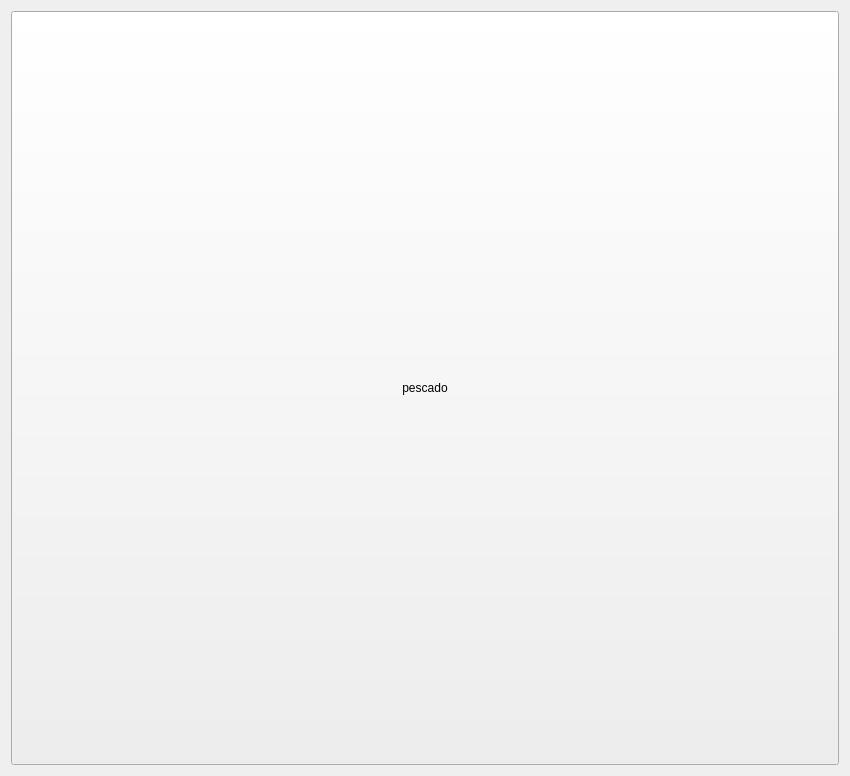
The window that SafeSpace/client/src/view/account/accountpage.ui (Svndda/CI-0123-PIRS-incomprendidos) describes before a commit, drawn with Qt 5.
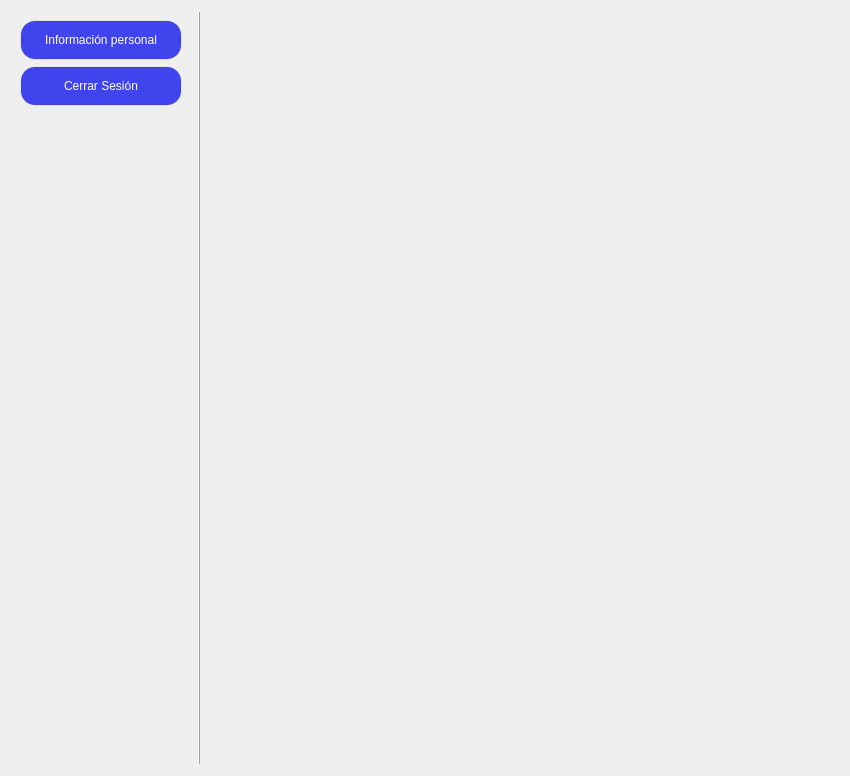
The same window after the commit. Custom widgets are drawn as their Qt base class.

Commit message: feat: Added menu buttons.

Diff of the .ui file:
```diff
--- a/SafeSpace/client/src/view/account/accountpage.ui
+++ b/SafeSpace/client/src/view/account/accountpage.ui
@@ -21,20 +21,219 @@
   </property>
   <layout class="QGridLayout" name="gridLayout">
    <item row="0" column="0">
-    <widget class="QPushButton" name="pushButton">
+    <widget class="QFrame" name="verticalFrame">
      <property name="sizePolicy">
       <sizepolicy hsizetype="Expanding" vsizetype="Expanding">
        <horstretch>0</horstretch>
        <verstretch>0</verstretch>
       </sizepolicy>
      </property>
-     <property name="text">
-      <string>pescado</string>
+     <property name="minimumSize">
+      <size>
+       <width>160</width>
+       <height>0</height>
+      </size>
      </property>
+     <property name="maximumSize">
+      <size>
+       <width>180</width>
+       <height>16777215</height>
+      </size>
+     </property>
+     <property name="frameShape">
+      <enum>QFrame::Shape::NoFrame</enum>
+     </property>
+     <layout class="QVBoxLayout" name="verticalLayout">
+      <item>
+       <widget class="Button" name="sensors_button">
+        <property name="sizePolicy">
+         <sizepolicy hsizetype="Expanding" vsizetype="Fixed">
+          <horstretch>0</horstretch>
+          <verstretch>0</verstretch>
+         </sizepolicy>
+        </property>
+        <property name="minimumSize">
+         <size>
+          <width>140</width>
+          <height>40</height>
+         </size>
+        </property>
+        <property name="maximumSize">
+         <size>
+          <width>200</width>
+          <height>40</height>
+         </size>
+        </property>
+        <property name="styleSheet">
+         <string notr="true">QPushButton {
+	border-radius: 15px;
+	padding: 5px;
+	background-color: rgb(64, 68, 237);
+	color: white;
+	border: 2px solid rgba(0, 0, 0, 10); /* Borde tenue */
+}
+
+QPushButton:hover {
+  background-color: rgb(90, 90, 255);    /* Fondo al pasar el mouse */
+  color: white;                /* Color del texto al pasar el mouse */
+}
+
+QPushButton:pressed {
+  background-color: rgb(51, 55, 188)     /* Fondo al presionar */
+  color: white;                /* Color del texto al presionar */
+}
+
+QPushButton:disabled {
+  background-color: rgb(39, 39, 43);     /* Fondo deshabilitado */
+  color: #7f8c8d;                /* Color del texto deshabilitado */
+}
+
+QPushButton:checked {
+  background-color: #27ae60;     /* Fondo cuando está checkable y activado */
+  color: #ecf0f1;        
+}</string>
+        </property>
+        <property name="text">
+         <string>Información personal</string>
+        </property>
+       </widget>
+      </item>
+      <item>
+       <widget class="Button" name="logout_button">
+        <property name="sizePolicy">
+         <sizepolicy hsizetype="Expanding" vsizetype="Fixed">
+          <horstretch>0</horstretch>
+          <verstretch>0</verstretch>
+         </sizepolicy>
+        </property>
+        <property name="minimumSize">
+         <size>
+          <width>140</width>
+          <height>40</height>
+         </size>
+        </property>
+        <property name="maximumSize">
+         <size>
+          <width>200</width>
+          <height>40</height>
+         </size>
+        </property>
+        <property name="styleSheet">
+         <string notr="true">QPushButton {
+	border-radius: 15px;
+	padding: 5px;
+	background-color: rgb(64, 68, 237);
+	color: white;
+	border: 2px solid rgba(0, 0, 0, 10); /* Borde tenue */
+}
+
+QPushButton:hover {
+  background-color: rgb(90, 90, 255);    /* Fondo al pasar el mouse */
+  color: white;                /* Color del texto al pasar el mouse */
+}
+
+QPushButton:pressed {
+  background-color: rgb(51, 55, 188)     /* Fondo al presionar */
+  color: white;                /* Color del texto al presionar */
+}
+
+QPushButton:disabled {
+  background-color: rgb(39, 39, 43);     /* Fondo deshabilitado */
+  color: #7f8c8d;                /* Color del texto deshabilitado */
+}
+
+QPushButton:checked {
+  background-color: #27ae60;     /* Fondo cuando está checkable y activado */
+  color: #ecf0f1;        
+}</string>
+        </property>
+        <property name="text">
+         <string>Cerrar Sesión</string>
+        </property>
+       </widget>
+      </item>
+      <item>
+       <spacer name="verticalSpacer">
+        <property name="orientation">
+         <enum>Qt::Orientation::Vertical</enum>
+        </property>
+        <property name="sizeType">
+         <enum>QSizePolicy::Policy::Expanding</enum>
+        </property>
+        <property name="sizeHint" stdset="0">
+         <size>
+          <width>20</width>
+          <height>40</height>
+         </size>
+        </property>
+       </spacer>
+      </item>
+     </layout>
+    </widget>
+   </item>
+   <item row="0" column="1">
+    <widget class="Line" name="line">
+     <property name="sizePolicy">
+      <sizepolicy hsizetype="Expanding" vsizetype="Expanding">
+       <horstretch>0</horstretch>
+       <verstretch>0</verstretch>
+      </sizepolicy>
+     </property>
+     <property name="minimumSize">
+      <size>
+       <width>5</width>
+       <height>0</height>
+      </size>
+     </property>
+     <property name="maximumSize">
+      <size>
+       <width>5</width>
+       <height>16777215</height>
+      </size>
+     </property>
+     <property name="styleSheet">
+      <string notr="true"/>
+     </property>
+     <property name="frameShadow">
+      <enum>QFrame::Shadow::Raised</enum>
+     </property>
+     <property name="lineWidth">
+      <number>1</number>
+     </property>
+     <property name="midLineWidth">
+      <number>0</number>
+     </property>
+     <property name="orientation">
+      <enum>Qt::Orientation::Vertical</enum>
+     </property>
+    </widget>
+   </item>
+   <item row="0" column="2">
+    <widget class="QWidget" name="subpages_widget" native="true">
+     <property name="sizePolicy">
+      <sizepolicy hsizetype="Expanding" vsizetype="Expanding">
+       <horstretch>0</horstretch>
+       <verstretch>0</verstretch>
+      </sizepolicy>
+     </property>
+     <property name="styleSheet">
+      <string notr="true">QWidget {
+	border: 2 px solid black;
+}
+</string>
+     </property>
+     <layout class="QGridLayout" name="subpages_layout"/>
     </widget>
    </item>
   </layout>
  </widget>
+ <customwidgets>
+  <customwidget>
+   <class>Button</class>
+   <extends>QPushButton</extends>
+   <header>view/elements/button.h</header>
+  </customwidget>
+ </customwidgets>
  <resources/>
  <connections/>
 </ui>
```
The commit also changes 1 other file.
